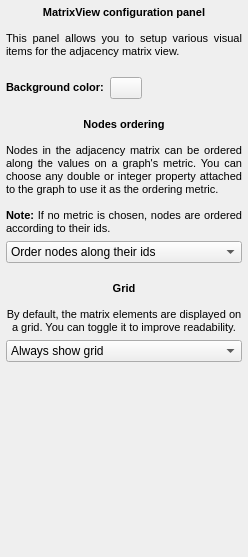
This is plugins/view/MatrixView/MatrixViewConfigurationWidget.ui in vadivelselvaraj/TulipGLImprovement as Qt 5 draws it before an edit. The edited form follows.
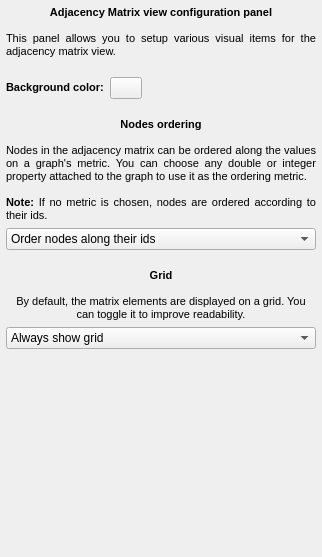
This is the edited form. Custom widgets are drawn as their Qt base class.

What changed in the file:
```diff
--- a/plugins/view/MatrixView/MatrixViewConfigurationWidget.ui
+++ b/plugins/view/MatrixView/MatrixViewConfigurationWidget.ui
@@ -6,7 +6,7 @@
    <rect>
     <x>0</x>
     <y>0</y>
-    <width>248</width>
+    <width>322</width>
     <height>557</height>
    </rect>
   </property>
@@ -33,7 +33,7 @@
 &lt;html&gt;&lt;head&gt;&lt;meta name=&quot;qrichtext&quot; content=&quot;1&quot; /&gt;&lt;style type=&quot;text/css&quot;&gt;
 p, li { white-space: pre-wrap; }
 &lt;/style&gt;&lt;/head&gt;&lt;body style=&quot; font-family:'MS Shell Dlg 2'; font-size:8.25pt; font-weight:400; font-style:normal;&quot;&gt;
-&lt;p align=&quot;center&quot; style=&quot; margin-top:0px; margin-bottom:0px; margin-left:0px; margin-right:0px; -qt-block-indent:0; text-indent:0px;&quot;&gt;&lt;span style=&quot; font-size:8pt; font-weight:600;&quot;&gt;MatrixView configuration panel&lt;/span&gt;&lt;/p&gt;
+&lt;p align=&quot;center&quot; style=&quot; margin-top:0px; margin-bottom:0px; margin-left:0px; margin-right:0px; -qt-block-indent:0; text-indent:0px;&quot;&gt;&lt;span style=&quot; font-size:8pt; font-weight:600;&quot;&gt;Adjacency Matrix view configuration panel&lt;/span&gt;&lt;/p&gt;
 &lt;p align=&quot;justify&quot; style=&quot;-qt-paragraph-type:empty; margin-top:0px; margin-bottom:0px; margin-left:0px; margin-right:0px; -qt-block-indent:0; text-indent:0px; font-size:8pt; font-weight:600;&quot;&gt;&lt;/p&gt;
 &lt;p align=&quot;justify&quot; style=&quot; margin-top:0px; margin-bottom:0px; margin-left:0px; margin-right:0px; -qt-block-indent:0; text-indent:0px;&quot;&gt;&lt;span style=&quot; font-size:8pt;&quot;&gt;This panel allows you to setup various visual items for the adjacency matrix view.&lt;/span&gt;&lt;/p&gt;
 &lt;p align=&quot;center&quot; style=&quot;-qt-paragraph-type:empty; margin-top:0px; margin-bottom:0px; margin-left:0px; margin-right:0px; -qt-block-indent:0; text-indent:0px; font-size:8pt;&quot;&gt;&lt;/p&gt;&lt;/body&gt;&lt;/html&gt;</string>
```
